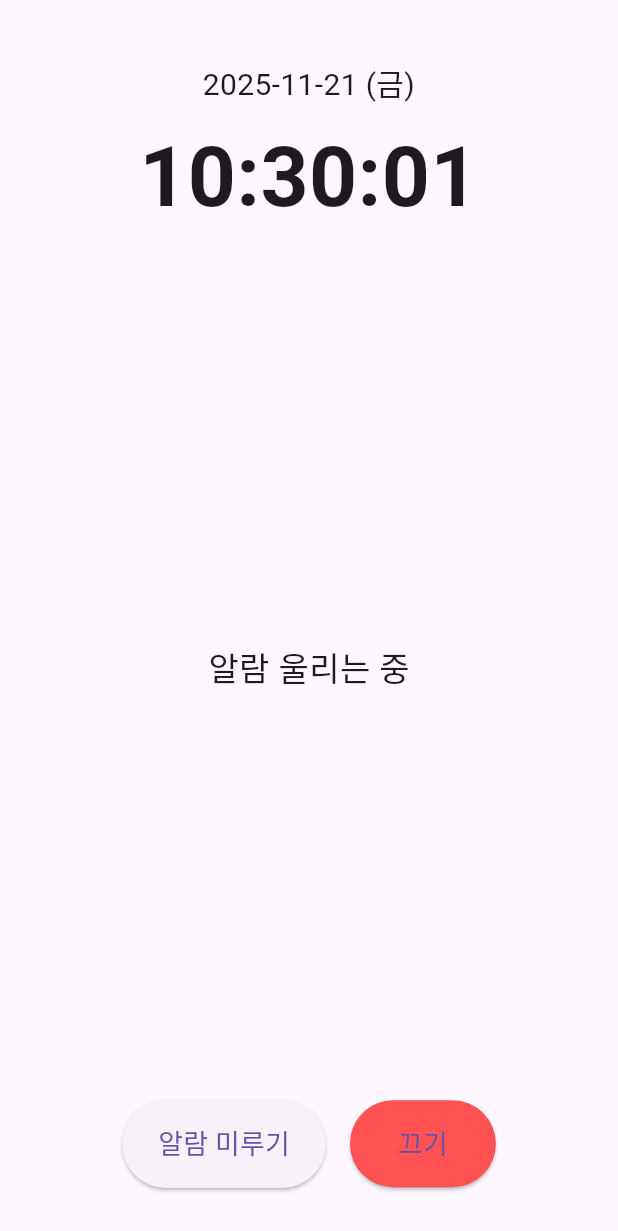
After one commit to shoonkang123/Stop_Snoring, a Flutter app: the AlarmScreen screen opened by its route, on a phone screen of 412 x 824 dp. The commit adds this screen. Shown: the top 1231 px of the screen. Run offline on Flutter 3.47's test engine with Material 3 defaults, Android fonts, the phone set to English and light mode, and no system bars; our stand-ins replace firebase_core; accounts and stored records are empty.

Commit message:
알람 울렸을 때 띄울 화면 (alarm_screen.dart) 생성
main.dart 에서 아래 코드 수정하면 테스트 가능

home: const LoginPage(),
      // const LoginPage(), 로그인 페이지로 시작,
      // const AlarmScreen(), 알람 울렸을 때 페이지로 시작

```diff
--- /dev/null
+++ b/lib/alarm_screen.dart
@@ -0,0 +1,154 @@
+import 'dart:async';
+import 'package:flutter/material.dart';
+
+class AlarmScreen extends StatefulWidget {
+  const AlarmScreen({super.key});
+
+  @override
+  State<AlarmScreen> createState() => _AlarmScreenState();
+}
+
+class _AlarmScreenState extends State<AlarmScreen> {
+  late DateTime _now;
+  Timer? _timer;
+
+  @override
+  void initState() {
+    super.initState();
+    _now = DateTime.now();
+
+    // 1초마다 현재 시간 업데이트
+    _timer = Timer.periodic(const Duration(seconds: 1), (_) {
+      setState(() {
+        _now = DateTime.now();
+      });
+    });
+  }
+
+  @override
+  void dispose() {
+    _timer?.cancel();
+    super.dispose();
+  }
+
+  String _formatDate(DateTime dt) {
+    // yyyy-MM-dd (요일) 형식
+    const weekdays = ['월', '화', '수', '목', '금', '토', '일'];
+    final weekday = weekdays[(dt.weekday - 1) % 7];
+
+    final y = dt.year.toString().padLeft(4, '0');
+    final m = dt.month.toString().padLeft(2, '0');
+    final d = dt.day.toString().padLeft(2, '0');
+
+    return '$y-$m-$d ($weekday)';
+  }
+
+  String _formatTime(DateTime dt) {
+    // HH:mm:ss 형식
+    final h = dt.hour.toString().padLeft(2, '0');
+    final m = dt.minute.toString().padLeft(2, '0');
+    final s = dt.second.toString().padLeft(2, '0');
+    return '$h:$m:$s';
+  }
+
+  @override
+  Widget build(BuildContext context) {
+    return Scaffold(
+      body: SafeArea(
+        child: Column(
+          children: [
+            const SizedBox(height: 40),
+
+            // 중앙 상단: 현재 날짜 & 시간
+            Column(
+              mainAxisSize: MainAxisSize.min,
+              children: [
+                Text(
+                  _formatDate(_now),
+                  style: const TextStyle(
+                    fontSize: 20,
+                    fontWeight: FontWeight.w400,
+                  ),
+                  textAlign: TextAlign.center,
+                ),
+                const SizedBox(height: 8),
+                Text(
+                  _formatTime(_now),
+                  style: const TextStyle(
+                    fontSize: 56,
+                    fontWeight: FontWeight.bold,
+                  ),
+                  textAlign: TextAlign.center,
+                ),
+              ],
+            ),
+
+            const Spacer(),
+
+            // 가운데 안내 텍스트
+            const Text(
+              '알람 울리는 중',
+              style: TextStyle(
+                fontSize: 22,
+                fontWeight: FontWeight.w500,
+              ),
+            ),
+
+            const Spacer(),
+
+            // 중앙 하단: 알람 미루기 + 끄기 버튼
+            Padding(
+              padding: const EdgeInsets.only(bottom: 32.0),
+              child: Row(
+                mainAxisAlignment: MainAxisAlignment.center,
+                children: [
+                  // 알람 미루기 버튼 (UI만, 로직 없음)
+                  ElevatedButton(
+                    onPressed: () {
+                      // TODO: 알람 미루기 로직 추가
+                    },
+                    style: ElevatedButton.styleFrom(
+                      padding: const EdgeInsets.symmetric(
+                        horizontal: 24,
+                        vertical: 16,
+                      ),
+                      shape: RoundedRectangleBorder(
+                        borderRadius: BorderRadius.circular(999),
+                      ),
+                    ),
+                    child: const Text(
+                      '알람 미루기',
+                      style: TextStyle(fontSize: 18),
+                    ),
+                  ),
+                  const SizedBox(width: 16),
+                  // 끄기 버튼 (중앙 하단)
+                  ElevatedButton(
+                    onPressed: () {
+                      // TODO: 실제 알람 끄기(사운드 정지 등) 로직 추가
+                      Navigator.of(context).maybePop();
+                    },
+                    style: ElevatedButton.styleFrom(
+                      padding: const EdgeInsets.symmetric(
+                        horizontal: 32,
+                        vertical: 16,
+                      ),
+                      shape: RoundedRectangleBorder(
+                        borderRadius: BorderRadius.circular(999),
+                      ),
+                      backgroundColor: Colors.redAccent,
+                    ),
+                    child: const Text(
+                      '끄기',
+                      style: TextStyle(fontSize: 18),
+                    ),
+                  ),
+                ],
+              ),
+            ),
+          ],
+        ),
+      ),
+    );
+  }
+}
--- a/lib/main.dart
+++ b/lib/main.dart
@@ -2,6 +2,7 @@ import 'package:flutter/material.dart';
 import 'package:flutter_localizations/flutter_localizations.dart';
 import 'home_page.dart';
 import 'sign_up_page.dart';
+import 'alarm_screen.dart';
 
 void main() {
   runApp(const MyApp());
@@ -28,6 +29,12 @@ class MyApp extends StatelessWidget {
         useMaterial3: true,
       ),
       home: const LoginPage(),
+      // const LoginPage(), 로그인 페이지로 시작,
+      // const AlarmScreen(), 알람 울렸을 때 페이지로 시작
+
+      routes: {
+        '/alarm': (context) => const AlarmScreen(),
+      },
     );
   }
 }
```
